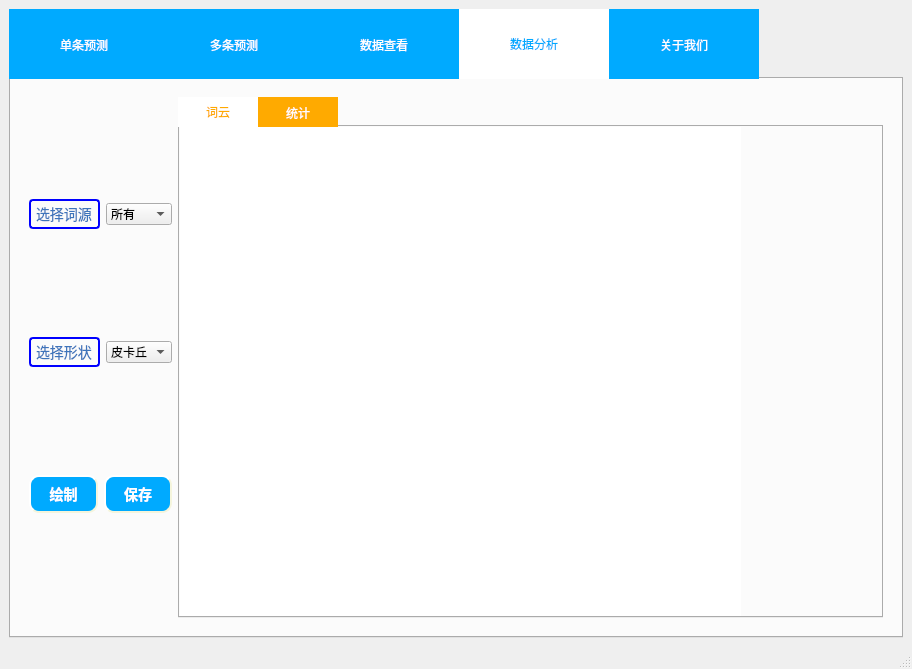
Above: ui/mainwindow.ui from dragonbra/Meows before the change. Below: the same form after it.
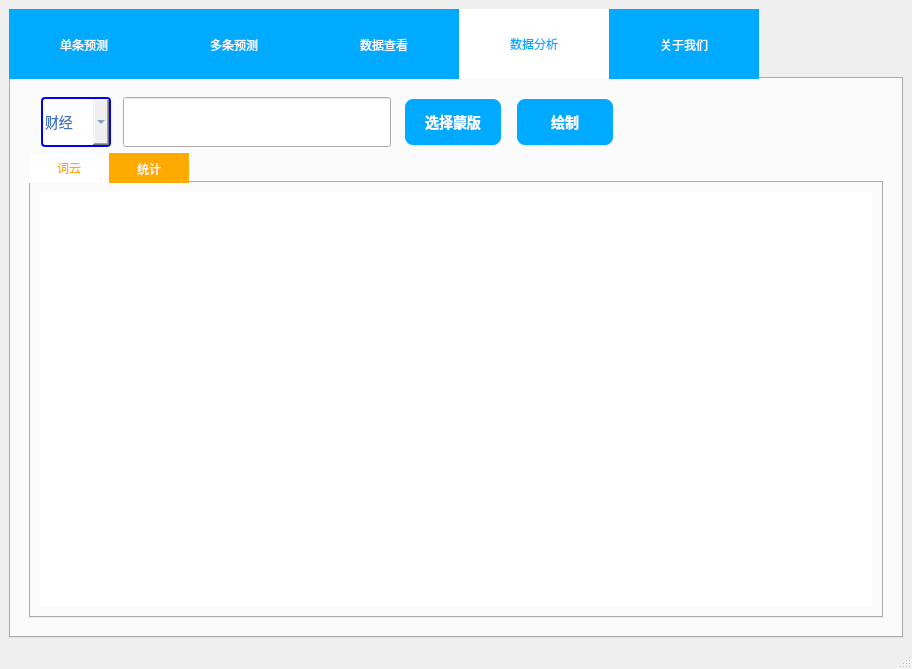
That is the form after the change. The open tabs and pages were chosen to show the change. Custom widgets are drawn as their Qt base class.

```diff
--- a/ui/mainwindow.ui
+++ b/ui/mainwindow.ui
@@ -1053,17 +1053,40 @@
         <string>数据分析</string>
        </attribute>
        <layout class="QGridLayout" name="gridLayout_9">
-        <item row="0" column="0">
+        <item row="1" column="0">
          <widget class="QWidget" name="widget" native="true">
-          <layout class="QGridLayout" name="gridLayout_11">
+          <layout class="QGridLayout" name="gridLayout_10">
            <item row="0" column="0">
-            <layout class="QHBoxLayout" name="horizontalLayout_5">
+            <layout class="QVBoxLayout" name="verticalLayout_3">
              <item>
-              <layout class="QGridLayout" name="gridLayout_10">
-               <item row="0" column="0">
-                <widget class="QLabel" name="label_3">
+              <layout class="QHBoxLayout" name="horizontalLayout_3">
+               <property name="spacing">
+                <number>12</number>
+               </property>
+               <property name="leftMargin">
+                <number>12</number>
+               </property>
+               <item>
+                <widget class="QComboBox" name="wordCloudSrc">
+                 <property name="sizePolicy">
+                  <sizepolicy hsizetype="Preferred" vsizetype="Preferred">
+                   <horstretch>0</horstretch>
+                   <verstretch>0</verstretch>
+                  </sizepolicy>
+                 </property>
+                 <property name="minimumSize">
+                  <size>
+                   <width>70</width>
+                   <height>50</height>
+                  </size>
+                 </property>
+                 <property name="cursor">
+                  <cursorShape>PointingHandCursor</cursorShape>
+                 </property>
                  <property name="styleSheet">
-                  <string notr="true">QLabel{
+                  <string notr="true">QComboBox{
+	align: center;
+	font: 25 12pt &quot;微软雅黑 Light&quot;;
 	color:#3D74BB;
 	border: 2px solid blue;
     border-radius: 4px;
@@ -1071,18 +1094,6 @@
 	font: 14px;
 }</string>
                  </property>
-                 <property name="text">
-                  <string>选择词源</string>
-                 </property>
-                </widget>
-               </item>
-               <item row="0" column="1">
-                <widget class="QComboBox" name="wordCloudBox">
-                 <item>
-                  <property name="text">
-                   <string>所有</string>
-                  </property>
-                 </item>
                  <item>
                   <property name="text">
                    <string>财经</string>
@@ -1135,52 +1146,44 @@
                  </item>
                 </widget>
                </item>
-               <item row="1" column="0">
-                <widget class="QLabel" name="label_4">
-                 <property name="styleSheet">
-                  <string notr="true">QLabel{
-	color:#3D74BB;
-	border: 2px solid blue;
-    border-radius: 4px;
-    padding: 2px;
-	font: 14px;
-}</string>
+               <item>
+                <widget class="QLineEdit" name="wordCloudMask">
+                 <property name="sizePolicy">
+                  <sizepolicy hsizetype="Expanding" vsizetype="Preferred">
+                   <horstretch>0</horstretch>
+                   <verstretch>0</verstretch>
+                  </sizepolicy>
                  </property>
-                 <property name="text">
-                  <string>选择形状</string>
+                 <property name="maximumSize">
+                  <size>
+                   <width>300</width>
+                   <height>16777215</height>
+                  </size>
                  </property>
                 </widget>
                </item>
-               <item row="1" column="1">
-                <widget class="QComboBox" name="wordSizeBox">
-                 <item>
-                  <property name="text">
-                   <string>皮卡丘</string>
-                  </property>
-                 </item>
-                 <item>
-                  <property name="text">
-                   <string>猫</string>
-                  </property>
-                 </item>
-                 <item>
-                  <property name="text">
-                   <string>可达鸭</string>
-                  </property>
-                 </item>
-                 <item>
-                  <property name="text">
-                   <string>伊布</string>
-                  </property>
-                 </item>
-                </widget>
-               </item>
-               <item row="2" column="0" colspan="2">
-                <layout class="QHBoxLayout" name="horizontalLayout_3">
-                 <item>
-                  <widget class="QPushButton" name="wordDrawButton">
-                   <property name="styleSheet">
-                    <string notr="true">QPushButton {
+               <item>
+                <widget class="QPushButton" name="wordCouldMaskSelectButton">
+                 <property name="sizePolicy">
+                  <sizepolicy hsizetype="Preferred" vsizetype="Preferred">
+                   <horstretch>0</horstretch>
+                   <verstretch>0</verstretch>
+                  </sizepolicy>
+                 </property>
+                 <property name="minimumSize">
+                  <size>
+                   <width>100</width>
+                   <height>0</height>
+                  </size>
+                 </property>
+                 <property name="maximumSize">
+                  <size>
+                   <width>100</width>
+                   <height>50</height>
+                  </size>
+                 </property>
+                 <property name="styleSheet">
+                  <string notr="true">QPushButton {
 	color:white;
     background-color:rgb(0, 170, 255);
     border-style: outset;
@@ -1195,16 +1198,34 @@
 	color:rgb(0, 170, 255);
     border-style: inset;
 }</string>
-                   </property>
-                   <property name="text">
-                    <string>绘制</string>
-                   </property>
-                  </widget>
-                 </item>
-                 <item>
-                  <widget class="QPushButton" name="wordSaveButton">
-                   <property name="styleSheet">
-                    <string notr="true">QPushButton {
+                 </property>
+                 <property name="text">
+                  <string>选择蒙版</string>
+                 </property>
+                </widget>
+               </item>
+               <item>
+                <widget class="QPushButton" name="wordDrawButton">
+                 <property name="sizePolicy">
+                  <sizepolicy hsizetype="Preferred" vsizetype="Preferred">
+                   <horstretch>0</horstretch>
+                   <verstretch>0</verstretch>
+                  </sizepolicy>
+                 </property>
+                 <property name="minimumSize">
+                  <size>
+                   <width>100</width>
+                   <height>0</height>
+                  </size>
+                 </property>
+                 <property name="maximumSize">
+                  <size>
+                   <width>100</width>
+                   <height>50</height>
+                  </size>
+                 </property>
+                 <property name="styleSheet">
+                  <string notr="true">QPushButton {
 	color:white;
     background-color:rgb(0, 170, 255);
     border-style: outset;
@@ -1219,13 +1240,24 @@
 	color:rgb(0, 170, 255);
     border-style: inset;
 }</string>
-                   </property>
-                   <property name="text">
-                    <string>保存</string>
-                   </property>
-                  </widget>
-                 </item>
-                </layout>
+                 </property>
+                 <property name="text">
+                  <string>绘制</string>
+                 </property>
+                </widget>
+               </item>
+               <item>
+                <spacer name="horizontalSpacer_3">
+                 <property name="orientation">
+                  <enum>Qt::Horizontal</enum>
+                 </property>
+                 <property name="sizeHint" stdset="0">
+                  <size>
+                   <width>40</width>
+                   <height>20</height>
+                  </size>
+                 </property>
+                </spacer>
                </item>
               </layout>
              </item>
@@ -1261,19 +1293,21 @@
                 <attribute name="title">
                  <string>词云</string>
                 </attribute>
-                <widget class="MatplotlibWidget" name="WordCloudWidget" native="true">
-                 <property name="geometry">
-                  <rect>
-                   <x>0</x>
-                   <y>0</y>
-                   <width>561</width>
-                   <height>491</height>
-                  </rect>
-                 </property>
-                 <property name="styleSheet">
-                  <string notr="true">background-color: rgb(255, 255, 255);</string>
-                 </property>
-                </widget>
+                <layout class="QGridLayout" name="gridLayout_23">
+                 <item row="0" column="0">
+                  <widget class="MatplotlibWidget" name="WordCloudWidget" native="true">
+                   <property name="sizePolicy">
+                    <sizepolicy hsizetype="Expanding" vsizetype="Expanding">
+                     <horstretch>0</horstretch>
+                     <verstretch>0</verstretch>
+                    </sizepolicy>
+                   </property>
+                   <property name="styleSheet">
+                    <string notr="true">background-color: rgb(255, 255, 255);</string>
+                   </property>
+                  </widget>
+                 </item>
+                </layout>
                </widget>
                <widget class="QWidget" name="WordCountTab">
                 <attribute name="title">
```
Left out of the diff: 110 changed lines with no effect on the pictures.
